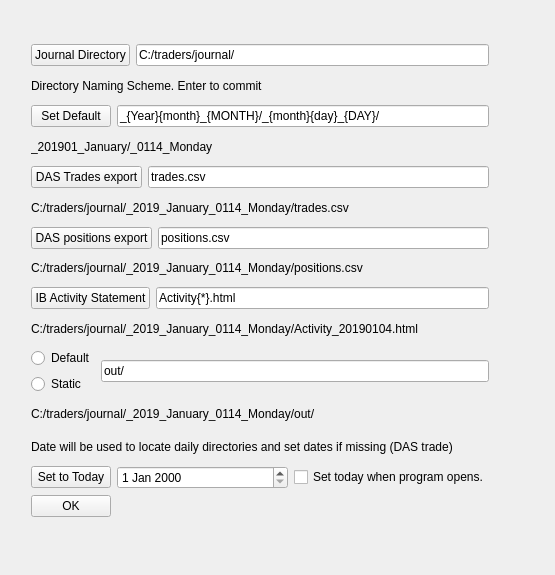
The window that src/journal/view/filesettings.ui (MikePia/structjour) describes before a commit, drawn with Qt 5.
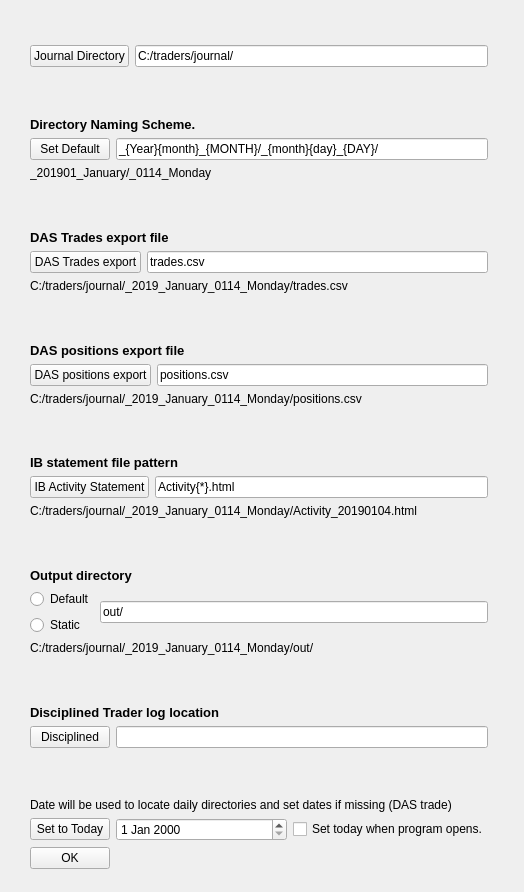
The same window after the commit. Icons and pictures are not drawn.

Commit message: Add a form to export to the Disciplined Trade log  * Added entry to file settings form for it  *  Fixed up the DuplicateControl process

Diff of the .ui file:
```diff
--- a/src/journal/view/filesettings.ui
+++ b/src/journal/view/filesettings.ui
@@ -6,8 +6,8 @@
    <rect>
     <x>0</x>
     <y>0</y>
-    <width>555</width>
-    <height>575</height>
+    <width>524</width>
+    <height>892</height>
    </rect>
   </property>
   <property name="windowTitle">
@@ -20,10 +20,10 @@
   <widget class="QWidget" name="">
    <property name="geometry">
     <rect>
-     <x>31</x>
-     <y>44</y>
+     <x>30</x>
+     <y>45</y>
      <width>458</width>
-     <height>473</height>
+     <height>824</height>
     </rect>
    </property>
    <layout class="QVBoxLayout" name="verticalLayout_2">
@@ -54,10 +54,30 @@
       </item>
      </layout>
     </item>
+    <item>
+     <spacer name="verticalSpacer">
+      <property name="orientation">
+       <enum>Qt::Vertical</enum>
+      </property>
+      <property name="sizeHint" stdset="0">
+       <size>
+        <width>20</width>
+        <height>18</height>
+       </size>
+      </property>
+     </spacer>
+    </item>
     <item>
      <widget class="QLabel" name="label">
+      <property name="font">
+       <font>
+        <pointsize>10</pointsize>
+        <weight>75</weight>
+        <bold>true</bold>
+       </font>
+      </property>
       <property name="text">
-       <string>Directory Naming Scheme. Enter to commit</string>
+       <string>Directory Naming Scheme. </string>
       </property>
      </widget>
     </item>
@@ -98,6 +118,33 @@
       </property>
      </widget>
     </item>
+    <item>
+     <spacer name="verticalSpacer_2">
+      <property name="orientation">
+       <enum>Qt::Vertical</enum>
+      </property>
+      <property name="sizeHint" stdset="0">
+       <size>
+        <width>20</width>
+        <height>17</height>
+       </size>
+      </property>
+     </spacer>
+    </item>
+    <item>
+     <widget class="QLabel" name="label_2">
+      <property name="font">
+       <font>
+        <pointsize>10</pointsize>
+        <weight>75</weight>
+        <bold>true</bold>
+       </font>
+      </property>
+      <property name="text">
+       <string>DAS Trades export file</string>
+      </property>
+     </widget>
+    </item>
     <item>
      <layout class="QHBoxLayout" name="horizontalLayout_3">
       <item>
@@ -138,6 +185,33 @@
       </property>
      </widget>
     </item>
+    <item>
+     <spacer name="verticalSpacer_3">
+      <property name="orientation">
+       <enum>Qt::Vertical</enum>
+      </property>
+      <property name="sizeHint" stdset="0">
+       <size>
+        <width>20</width>
+        <height>17</height>
+       </size>
+      </property>
+     </spacer>
+    </item>
+    <item>
+     <widget class="QLabel" name="label_3">
+      <property name="font">
+       <font>
+        <pointsize>10</pointsize>
+        <weight>75</weight>
+        <bold>true</bold>
+       </font>
+      </property>
+      <property name="text">
+       <string>DAS positions export file</string>
+      </property>
+     </widget>
+    </item>
     <item>
      <layout class="QHBoxLayout" name="horizontalLayout_4">
       <item>
@@ -172,6 +246,33 @@
       </property>
      </widget>
     </item>
+    <item>
+     <spacer name="verticalSpacer_4">
+      <property name="orientation">
+       <enum>Qt::Vertical</enum>
+      </property>
+      <property name="sizeHint" stdset="0">
+       <size>
+        <width>20</width>
+        <height>17</height>
+       </size>
+      </property>
+     </spacer>
+    </item>
+    <item>
+     <widget class="QLabel" name="label_4">
+      <property name="font">
+       <font>
+        <pointsize>10</pointsize>
+        <weight>75</weight>
+        <bold>true</bold>
+       </font>
+      </property>
+      <property name="text">
+       <string>IB statement file pattern</string>
+      </property>
+     </widget>
+    </item>
     <item>
      <layout class="QHBoxLayout" name="horizontalLayout_5">
       <item>
@@ -203,6 +304,33 @@
       </property>
      </widget>
     </item>
+    <item>
+     <spacer name="verticalSpacer_5">
+      <property name="orientation">
+       <enum>Qt::Vertical</enum>
+      </property>
+      <property name="sizeHint" stdset="0">
+       <size>
+        <width>20</width>
+        <height>17</height>
+       </size>
+      </property>
+     </spacer>
+    </item>
+    <item>
+     <widget class="QLabel" name="label_5">
+      <property name="font">
+       <font>
+        <pointsize>10</pointsize>
+        <weight>75</weight>
+        <bold>true</bold>
+       </font>
+      </property>
+      <property name="text">
+       <string>Output directory</string>
+      </property>
+     </widget>
+    </item>
     <item>
      <layout class="QHBoxLayout" name="horizontalLayout_6">
       <item>
@@ -248,6 +376,73 @@
       </property>
      </widget>
     </item>
+    <item>
+     <spacer name="verticalSpacer_6">
+      <property name="orientation">
+       <enum>Qt::Vertical</enum>
+      </property>
+      <property name="sizeHint" stdset="0">
+       <size>
+        <width>20</width>
+        <height>17</height>
+       </size>
+      </property>
+     </spacer>
+    </item>
+    <item>
+     <widget class="QLabel" name="label_6">
+      <property name="font">
+       <font>
+        <pointsize>10</pointsize>
+        <weight>75</weight>
+        <bold>true</bold>
+       </font>
+      </property>
+      <property name="text">
+       <string>Disciplined Trader log location</string>
+      </property>
+     </widget>
+    </item>
+    <item>
+     <layout class="QHBoxLayout" name="horizontalLayout_9">
+      <item>
+       <widget class="QPushButton" name="disciplinedBtn">
+        <property name="focusPolicy">
+         <enum>Qt::NoFocus</enum>
+        </property>
+        <property name="text">
+         <string>Disciplined</string>
+        </property>
+       </widget>
+      </item>
+      <item>
+       <widget class="QLineEdit" name="disciplinedEdit">
+        <property name="minimumSize">
+         <size>
+          <width>300</width>
+          <height>0</height>
+         </size>
+        </property>
+        <property name="text">
+         <string/>
+        </property>
+       </widget>
+      </item>
+     </layout>
+    </item>
+    <item>
+     <spacer name="verticalSpacer_7">
+      <property name="orientation">
+       <enum>Qt::Vertical</enum>
+      </property>
+      <property name="sizeHint" stdset="0">
+       <size>
+        <width>20</width>
+        <height>17</height>
+       </size>
+      </property>
+     </spacer>
+    </item>
     <item>
      <widget class="QLabel" name="explainDateLbl">
       <property name="text">
```
The commit also changes 7 other files.
